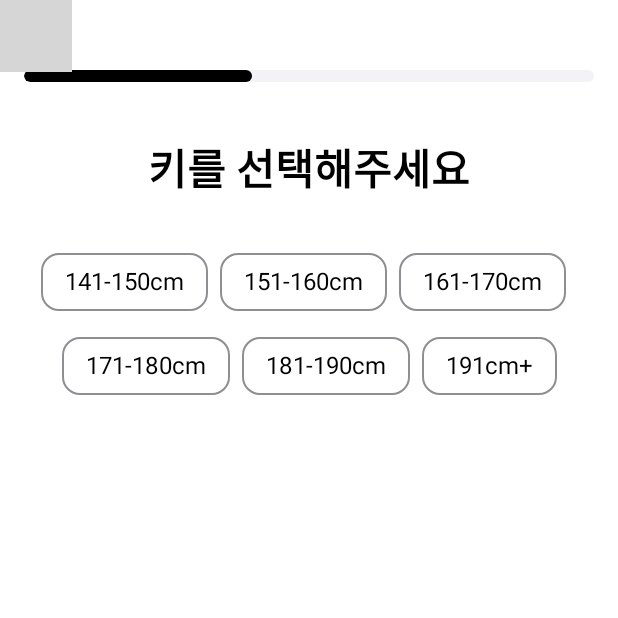
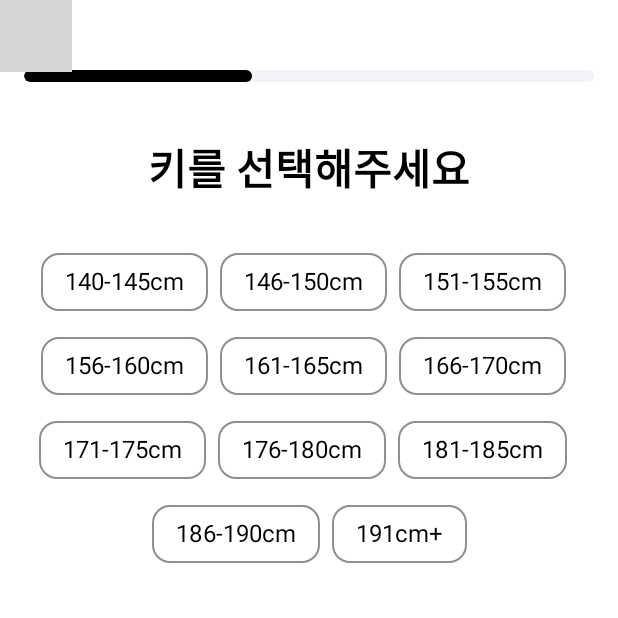
Before and after one commit to GSM-MSG/onmip-kmp, an Android app built with Jetpack Compose: the screen it shows after launch (MainActivity), after a tap on "남성", on a phone screen of 412 x 824 dp, the top half of it. Run offline under Robolectric (Android 15) with nearby library versions, the phone set to English and light mode, and no system bars; our stand-ins replace Compose Multiplatform resources; 6 statements that could not run were skipped; grey boxes are pictures that could not be loaded.

```diff
--- a/composeApp/src/commonMain/kotlin/com/msg/onmip/feature/survey/model/HeightRange.kt
+++ b/composeApp/src/commonMain/kotlin/com/msg/onmip/feature/survey/model/HeightRange.kt
@@ -1,10 +1,15 @@
 package com.msg.onmip.feature.survey.model
 
 enum class HeightRange(val text: String) {
-    RANGE_141_150("141-150cm"),
-    RANGE_151_160("151-160cm"),
-    RANGE_161_170("161-170cm"),
-    RANGE_171_180("171-180cm"),
-    RANGE_181_190("181-190cm"),
+    RANGE_140_145("140-145cm"),
+    RANGE_146_150("146-150cm"),
+    RANGE_151_155("151-155cm"),
+    RANGE_156_160("156-160cm"),
+    RANGE_161_165("161-165cm"),
+    RANGE_166_170("166-170cm"),
+    RANGE_171_175("171-175cm"),
+    RANGE_176_180("176-180cm"),
+    RANGE_181_185("181-185cm"),
+    RANGE_186_190("186-190cm"),
     RANGE_191_PLUS("191cm+")
 }
--- a/composeApp/src/commonMain/kotlin/com/msg/onmip/feature/survey/model/SurveyIntent.kt
+++ b/composeApp/src/commonMain/kotlin/com/msg/onmip/feature/survey/model/SurveyIntent.kt
@@ -5,7 +5,7 @@ sealed class SurveyIntent {
     data object PreviousPage : SurveyIntent()
     data class SelectGender(val gender: Gender) : SurveyIntent()
     data class UpdateHeight(val height: HeightRange) : SurveyIntent()
-    data class UpdateWeight(val weight: String) : SurveyIntent()
+    data class UpdateWeight(val weight: WeightRange) : SurveyIntent()
     data class SelectBodyType(val bodyType: String) : SurveyIntent()
     data class ToggleStyle(val style: String) : SurveyIntent()
     data object SubmitSurvey : SurveyIntent()
--- a/composeApp/src/commonMain/kotlin/com/msg/onmip/feature/survey/model/SurveyState.kt
+++ b/composeApp/src/commonMain/kotlin/com/msg/onmip/feature/survey/model/SurveyState.kt
@@ -4,7 +4,7 @@ data class SurveyState(
     val currentPage: Int = 0,
     val gender: Gender? = null,
     val height: HeightRange? = null,
-    val weight: String = "",
+    val weight: WeightRange? = null,
     val bodyType: String? = null,
     val preferredStyles: Set<String> = emptySet(),
     val isLoading: Boolean = false,
--- a/composeApp/src/commonMain/kotlin/com/msg/onmip/shared/model/SurveyModel.kt
+++ b/composeApp/src/commonMain/kotlin/com/msg/onmip/shared/model/SurveyModel.kt
@@ -2,11 +2,12 @@ package com.msg.onmip.shared.model
 
 import com.msg.onmip.feature.survey.model.Gender
 import com.msg.onmip.feature.survey.model.HeightRange
+import com.msg.onmip.feature.survey.model.WeightRange
 
 data class SurveyData(
     val gender: Gender,
     val height: HeightRange,
-    val weight: Int,
+    val weight: WeightRange,
     val bodyType: String,
     val preferredStyles: List<String>
 )
```
Also changed, not shown: composeApp/src/commonMain/kotlin/com/msg/onmip/feature/survey/components/WeightInputScreen.kt (+46 -42 lines), composeApp/src/commonMain/kotlin/com/msg/onmip/feature/survey/model/WeightRange.kt (added, +23 -0 lines), composeApp/src/commonMain/kotlin/com/msg/onmip/feature/survey/viewmodel/SurveyViewModel.kt (+7 -3 lines).
